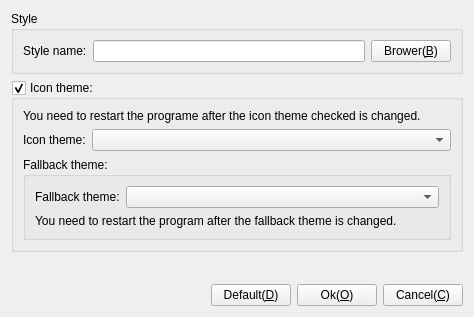
The window that Src/FrmStyle/FrmStyle.ui (KangLin/RabbitCommon) describes before a commit, drawn with Qt 5.
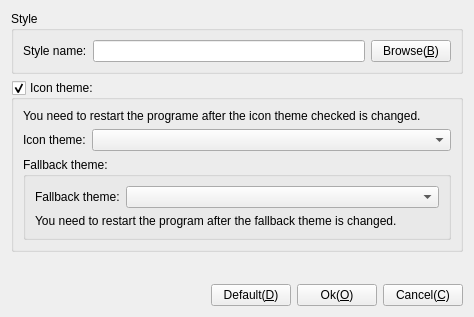
The same window after the commit. Icons and pictures are not drawn.

Patch:
```diff
--- a/Src/FrmStyle/FrmStyle.ui
+++ b/Src/FrmStyle/FrmStyle.ui
@@ -39,7 +39,7 @@
         <item>
          <widget class="QPushButton" name="pbBrower">
           <property name="text">
-           <string>Brower(&amp;B)</string>
+           <string>Browse(&amp;B)</string>
           </property>
          </widget>
         </item>
```
Left out of the diff: 2 changed lines with no effect on the pictures.
